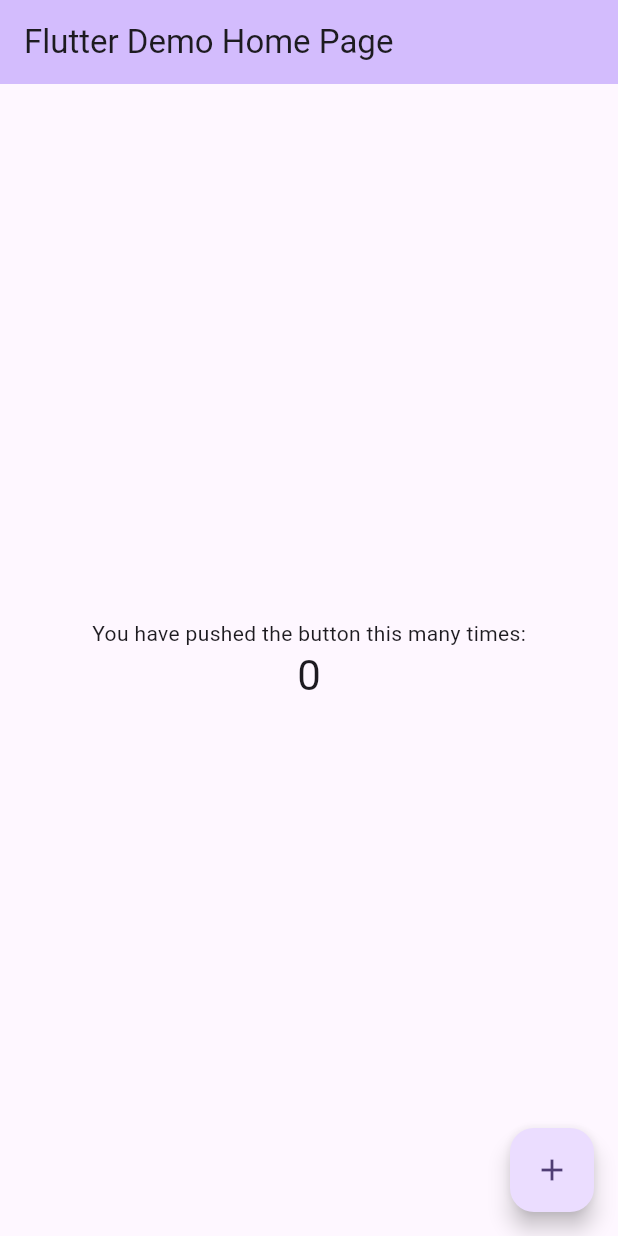
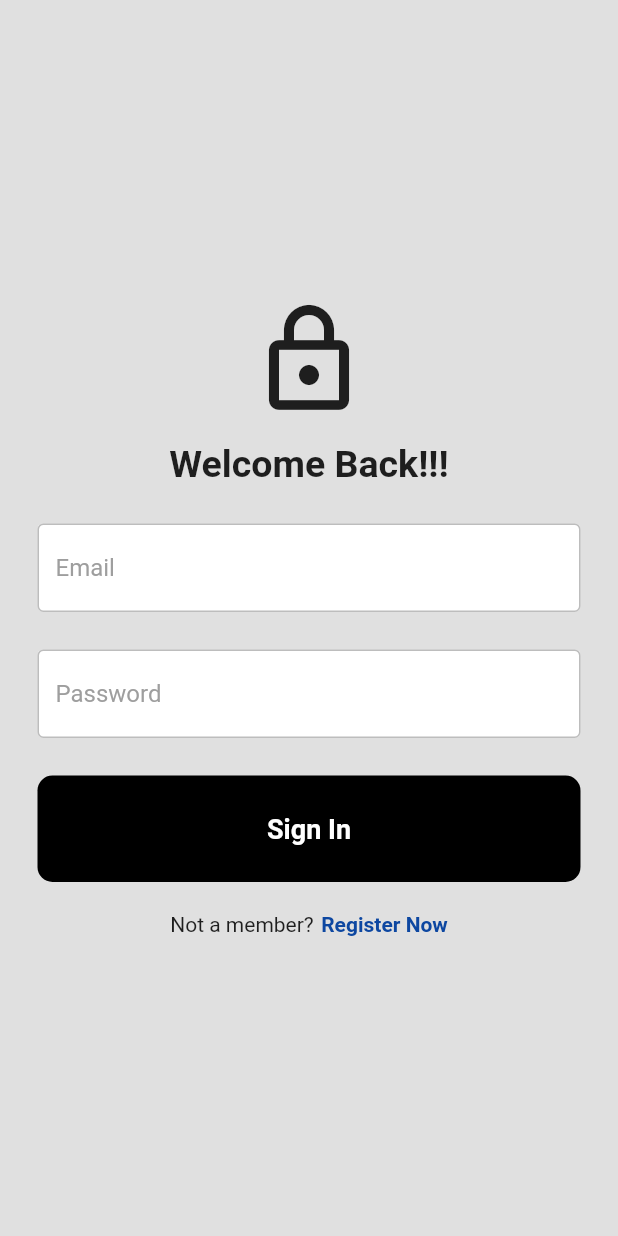
Before and after one commit to Dinethri00/Chat-App-Auth, a Flutter app: the screen it shows after launch, on a phone screen of 412 x 824 dp. Run offline on Flutter 3.47's test engine with Material 2 defaults, Android fonts, the phone set to English and light mode, and no system bars.

Commit message:
add data

```diff
--- /dev/null
+++ b/chat_app/lib/components/my_button.dart
@@ -0,0 +1,30 @@
+import 'package:flutter/material.dart';
+
+class MyButton extends StatelessWidget {
+  final void Function()? onTap;
+  final String text;
+  const MyButton({Key? key, this.onTap, required this.text}) : super(key: key);
+
+  @override
+  Widget build(BuildContext context) {
+    return GestureDetector(
+      onTap: onTap,
+      child: Container(
+        padding: const EdgeInsets.all(25),
+        decoration: BoxDecoration(
+            color: Colors.black,
+            borderRadius: BorderRadius.circular(10)
+        ),
+        child: Center(
+          child: Text(text,
+            style: const TextStyle(
+                color: Colors.white,
+                fontSize: 18,
+                fontWeight: FontWeight.bold
+            ),
+          ),
+        ),
+      ),
+    );
+  }
+}
--- /dev/null
+++ b/chat_app/lib/components/my_text_field.dart
@@ -0,0 +1,34 @@
+import 'package:flutter/material.dart';
+
+class MyTextField extends StatelessWidget {
+  final TextEditingController controller;
+  final String hintText;
+  final bool obscureText;
+
+
+
+  const MyTextField({Key? key,
+    required this.controller,
+    required this.hintText,
+    required this.obscureText}) : super(key: key);
+
+  @override
+  Widget build(BuildContext context) {
+    return TextField(
+      controller: controller,
+      obscureText: obscureText,
+      decoration: InputDecoration(
+          enabledBorder: const OutlineInputBorder(
+              borderSide: BorderSide(color: Colors.black26)
+          ),
+          focusedBorder: const OutlineInputBorder(
+              borderSide: BorderSide(color: Colors.white)
+          ),
+          fillColor: Colors.white,
+          filled: true,
+          hintText: hintText,
+          hintStyle: const TextStyle(color: Colors.grey)
+      ),
+    );
+  }
+}
--- a/chat_app/lib/main.dart
+++ b/chat_app/lib/main.dart
@@ -1,125 +1,24 @@
+import 'package:chat_app/pages/login.dart';
+import 'package:chat_app/pages/register.dart';
+import 'package:chat_app/services/auth.dart';
 import 'package:flutter/material.dart';
 
 void main() {
+  // WidgetsFlutterBinding.ensureInitialized();
+  //
+  // await Firebase.initializeApp();
+
   runApp(const MyApp());
 }
-
 class MyApp extends StatelessWidget {
-  const MyApp({super.key});
-
-  // This widget is the root of your application.
-  @override
-  Widget build(BuildContext context) {
-    return MaterialApp(
-      title: 'Flutter Demo',
-      theme: ThemeData(
-        // This is the theme of your application.
-        //
-        // TRY THIS: Try running your application with "flutter run". You'll see
-        // the application has a blue toolbar. Then, without quitting the app,
-        // try changing the seedColor in the colorScheme below to Colors.green
-        // and then invoke "hot reload" (save your changes or press the "hot
-        // reload" button in a Flutter-supported IDE, or press "r" if you used
-        // the command line to start the app).
-        //
-        // Notice that the counter didn't reset back to zero; the application
-        // state is not lost during the reload. To reset the state, use hot
-        // restart instead.
-        //
-        // This works for code too, not just values: Most code changes can be
-        // tested with just a hot reload.
-        colorScheme: ColorScheme.fromSeed(seedColor: Colors.deepPurple),
-        useMaterial3: true,
-      ),
-      home: const MyHomePage(title: 'Flutter Demo Home Page'),
-    );
-  }
-}
-
-class MyHomePage extends StatefulWidget {
-  const MyHomePage({super.key, required this.title});
-
-  // This widget is the home page of your application. It is stateful, meaning
-  // that it has a State object (defined below) that contains fields that affect
-  // how it looks.
-
-  // This class is the configuration for the state. It holds the values (in this
-  // case the title) provided by the parent (in this case the App widget) and
-  // used by the build method of the State. Fields in a Widget subclass are
-  // always marked "final".
-
-  final String title;
-
-  @override
-  State<MyHomePage> createState() => _MyHomePageState();
-}
-
-class _MyHomePageState extends State<MyHomePage> {
-  int _counter = 0;
-
-  void _incrementCounter() {
-    setState(() {
-      // This call to setState tells the Flutter framework that something has
-      // changed in this State, which causes it to rerun the build method below
-      // so that the display can reflect the updated values. If we changed
-      // _counter without calling setState(), then the build method would not be
-      // called again, and so nothing would appear to happen.
-      _counter++;
-    });
-  }
+  const MyApp({Key? key}) : super(key: key);
 
   @override
   Widget build(BuildContext context) {
-    // This method is rerun every time setState is called, for instance as done
-    // by the _incrementCounter method above.
-    //
-    // The Flutter framework has been optimized to make rerunning build methods
-    // fast, so that you can just rebuild anything that needs updating rather
-    // than having to individually change instances of widgets.
-    return Scaffold(
-      appBar: AppBar(
-        // TRY THIS: Try changing the color here to a specific color (to
-        // Colors.amber, perhaps?) and trigger a hot reload to see the AppBar
-        // change color while the other colors stay the same.
-        backgroundColor: Theme.of(context).colorScheme.inversePrimary,
-        // Here we take the value from the MyHomePage object that was created by
-        // the App.build method, and use it to set our appbar title.
-        title: Text(widget.title),
-      ),
-      body: Center(
-        // Center is a layout widget. It takes a single child and positions it
-        // in the middle of the parent.
-        child: Column(
-          // Column is also a layout widget. It takes a list of children and
-          // arranges them vertically. By default, it sizes itself to fit its
-          // children horizontally, and tries to be as tall as its parent.
-          //
-          // Column has various properties to control how it sizes itself and
-          // how it positions its children. Here we use mainAxisAlignment to
-          // center the children vertically; the main axis here is the vertical
-          // axis because Columns are vertical (the cross axis would be
-          // horizontal).
-          //
-          // TRY THIS: Invoke "debug painting" (choose the "Toggle Debug Paint"
-          // action in the IDE, or press "p" in the console), to see the
-          // wireframe for each widget.
-          mainAxisAlignment: MainAxisAlignment.center,
-          children: <Widget>[
-            const Text(
-              'You have pushed the button this many times:',
-            ),
-            Text(
-              '$_counter',
-              style: Theme.of(context).textTheme.headlineMedium,
-            ),
-          ],
-        ),
-      ),
-      floatingActionButton: FloatingActionButton(
-        onPressed: _incrementCounter,
-        tooltip: 'Increment',
-        child: const Icon(Icons.add),
-      ), // This trailing comma makes auto-formatting nicer for build methods.
+    return const MaterialApp(
+      debugShowCheckedModeBanner: false,
+      home: LoginOrRegister(),
     );
+
   }
 }
--- /dev/null
+++ b/chat_app/lib/pages/login.dart
@@ -0,0 +1,91 @@
+import 'package:flutter/material.dart';
+import 'package:chat_app/components/my_button.dart';
+import 'package:chat_app/components/my_text_field.dart';
+
+class LoginPage extends StatefulWidget {
+  final void Function()? onTap;
+
+  const LoginPage({super.key, required this.onTap});
+
+  @override
+  State<LoginPage> createState() => _LoginPageState();
+}
+
+class _LoginPageState extends State<LoginPage> {
+  final emailController = TextEditingController();
+  final passwordController = TextEditingController();
+
+  void signIn () {}
+
+
+  @override
+  Widget build(BuildContext context) {
+    return Scaffold(
+      backgroundColor: Colors.grey[300],
+      body: Center(
+        child: SingleChildScrollView(
+          child: SafeArea(
+            child: Padding(
+              padding: const EdgeInsets.symmetric(horizontal: 25.0),
+              child: Column(
+                children: [
+
+                  //logo
+                  const Icon(Icons.lock_outlined, size: 80,),
+
+                  const SizedBox(height: 15,),
+
+                  //text
+                  const Text(
+                    'Welcome Back!!!',
+                    style: TextStyle(
+                        fontSize: 25,
+                        fontWeight: FontWeight.bold
+                    ),
+
+                  ),
+                  const SizedBox(height: 25,),
+                  //text field
+                  MyTextField(
+                      controller: emailController,
+                      hintText: 'Email',
+                      obscureText: false
+                  ),
+
+                  const SizedBox(height: 25,),
+
+                  MyTextField(
+                      controller: passwordController,
+                      hintText: 'Password',
+                      obscureText: true
+                  ),
+                  const SizedBox(height: 25,),
+
+                  MyButton(onTap: signIn, text: 'Sign In'),
+
+                  const SizedBox(height: 20,),
+
+                  Row(
+                    mainAxisAlignment: MainAxisAlignment.center,
+                    children: [
+                      const Text('Not a member?'),
+                      const SizedBox(width: 5,),
+                      GestureDetector(
+                        onTap: widget.onTap,
+                        child: Text('Register Now',
+                          style: TextStyle(
+                              color: Colors.blue[900],
+                              fontWeight: FontWeight.bold
+                          ),),
+                      )
+                    ],
+                  )
+                ],
+              ),
+            ),
+          ),
+        ),
+      ),
+    );
+  }
+}
--- /dev/null
+++ b/chat_app/lib/services/auth.dart
@@ -0,0 +1,29 @@
+import 'package:chat_app/pages/login.dart';
+import 'package:chat_app/pages/register.dart';
+import 'package:flutter/material.dart';
+
+class LoginOrRegister extends StatefulWidget {
+  const LoginOrRegister({Key? key}) : super(key: key);
+
+  @override
+  State<LoginOrRegister> createState() => _LoginOrRegisterState();
+}
+
+class _LoginOrRegisterState extends State<LoginOrRegister> {
+  bool showLoginPage = true;
+
+  void togglePages(){
+    setState(() {
+      showLoginPage = !showLoginPage;
+    });
+  }
+
+  @override
+  Widget build(BuildContext context) {
+    if (showLoginPage) {
+      return LoginPage(onTap: togglePages);
+    }else {
+      return RegisterPage(onTap: togglePages);
+    }
+  }
+}
```
Also changed, not shown: chat_app/lib/pages/register.dart (added, +104 -0 lines).
